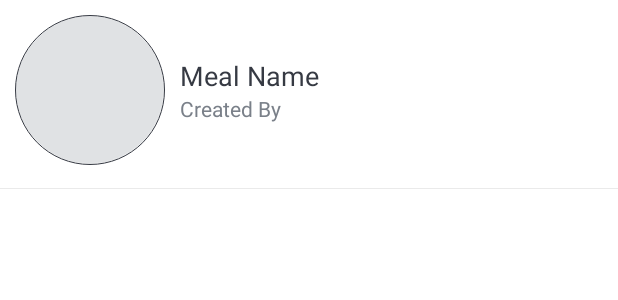
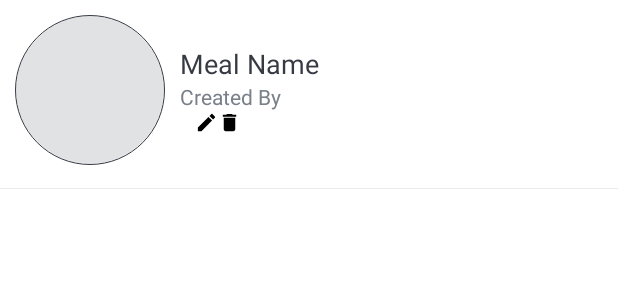
Before and after one commit to LorenMin107/MealMate, an Android app built with Jetpack Compose: the layout item_meal_board.xml on its own in the app's theme, with its tools: preview values and no code run, on a phone screen of 412 x 824 dp. Shown: the top 300 px of the screen. Run offline under Robolectric (Android 15) with nearby library versions, the phone set to English and light mode, and no system bars.

Commit message:
Successfully Added the Board Deleting Function

```diff
--- a/app/src/main/res/layout/item_meal_board.xml
+++ b/app/src/main/res/layout/item_meal_board.xml
@@ -46,34 +46,34 @@
                 android:textSize="@dimen/item_board_created_by_text_size"
                 tools:text="Created By" />
 
-<!--            <LinearLayout-->
-<!--                android:layout_width="wrap_content"-->
-<!--                android:layout_height="wrap_content"-->
-<!--                android:layout_marginStart="@dimen/item_board_name_layout_marginStart"-->
-<!--                android:orientation="horizontal">-->
+            <LinearLayout
+                android:layout_width="wrap_content"
+                android:layout_height="wrap_content"
+                android:layout_marginStart="@dimen/item_board_name_layout_marginStart"
+                android:orientation="horizontal">
 
-<!--                <ImageButton-->
-<!--                    android:id="@+id/ib_edit_meal_board"-->
-<!--                    android:layout_width="wrap_content"-->
-<!--                    android:layout_height="wrap_content"-->
-<!--                    android:layout_gravity="end"-->
-<!--                    android:background="@android:color/transparent"-->
-<!--                    android:contentDescription="@string/image_contentDescription"-->
-<!--                    android:src="@drawable/ic_edit_15dp"/>-->
-<!--&lt;!&ndash;                    android:visibility="gone" &ndash;&gt;-->
+                <ImageButton
+                    android:id="@+id/ib_edit_meal_board"
+                    android:layout_width="wrap_content"
+                    android:layout_height="wrap_content"
+                    android:layout_gravity="end"
+                    android:background="@android:color/transparent"
+                    android:contentDescription="@string/image_contentDescription"
+                    android:src="@drawable/ic_edit_15dp"/>
+<!--                    android:visibility="gone" -->
 
-<!--                <ImageButton-->
-<!--                    android:id="@+id/ib_delete_meal_board"-->
-<!--                    android:layout_width="wrap_content"-->
-<!--                    android:layout_height="wrap_content"-->
-<!--                    android:layout_gravity="end"-->
-<!--                    android:background="@android:color/transparent"-->
-<!--                    android:contentDescription="@string/image_contentDescription"-->
-<!--                    android:src="@drawable/ic_delete_15dp"/>-->
-<!--&lt;!&ndash;                    android:visibility="gone" &ndash;&gt;-->
-<!--                -->
+                <ImageButton
+                    android:id="@+id/ib_delete_meal_board"
+                    android:layout_width="wrap_content"
+                    android:layout_height="wrap_content"
+                    android:layout_gravity="end"
+                    android:background="@android:color/transparent"
+                    android:contentDescription="@string/image_contentDescription"
+                    android:src="@drawable/ic_delete_15dp"/>
+<!--                    android:visibility="gone" -->
 
-<!--            </LinearLayout>-->
+
+            </LinearLayout>
 
         </LinearLayout>
 
```
Also changed, not shown: app/src/main/java/com/example/mealmate/adapters/MealBoardItemsAdapter.kt (+78 -11 lines).
